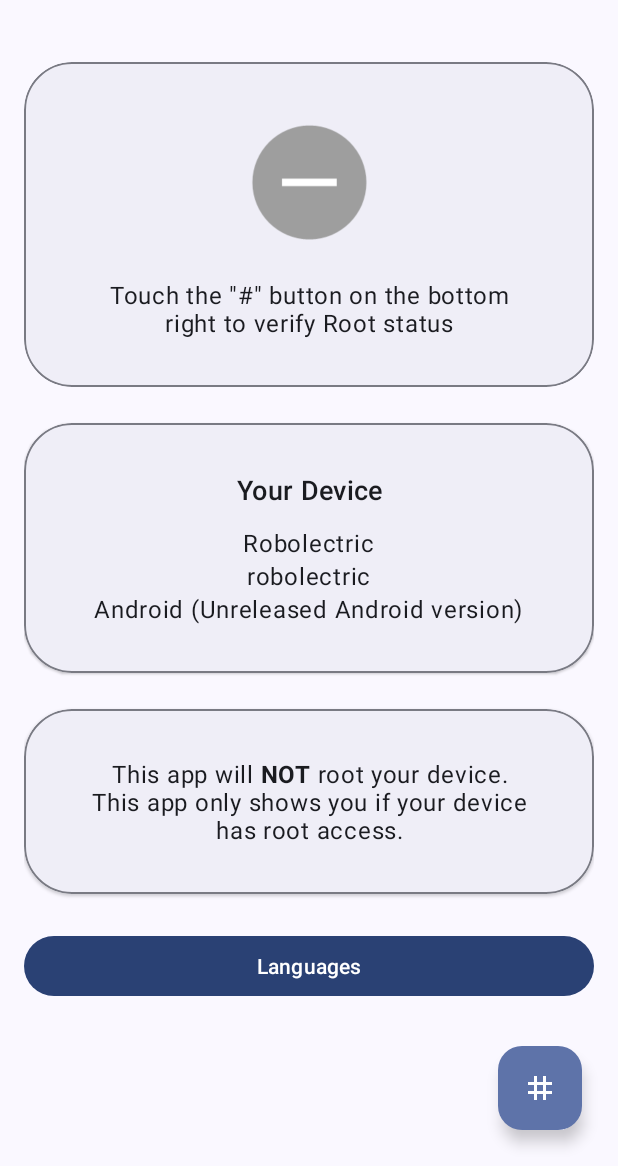
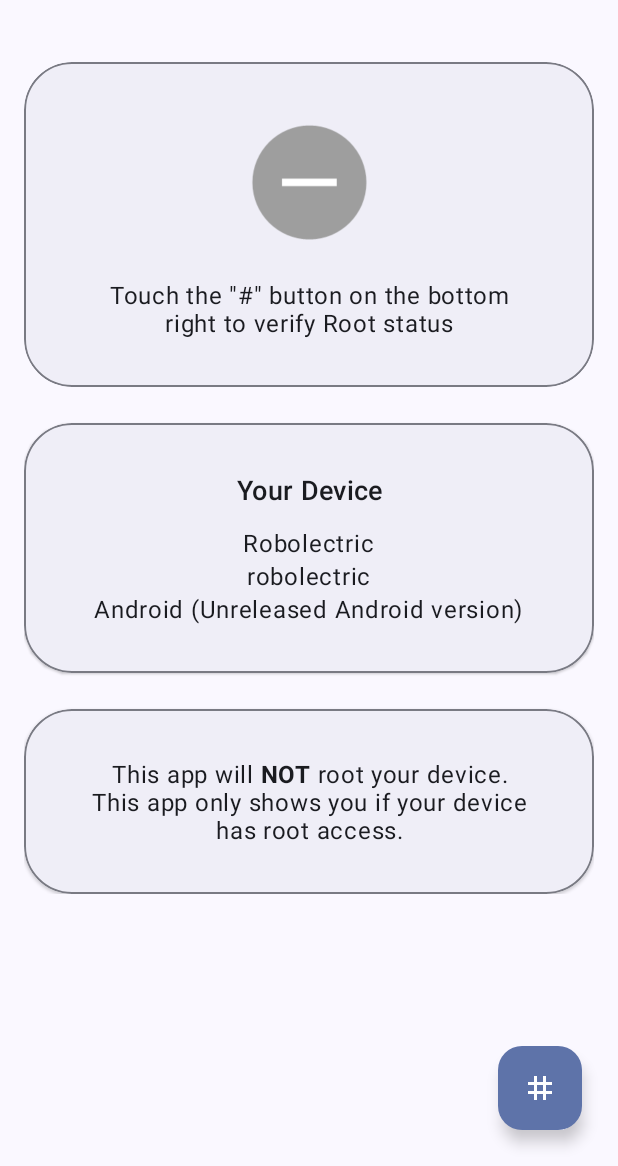
Before and after one commit to iboalali/Basic-Root-Checker, an Android app: the screen it shows after launch (MainActivity), on a phone screen of 412 x 824 dp, the part 70-1236 px from its top. Run offline under Robolectric (Android 15) with nearby library versions, the phone set to English and light mode, and no system bars; our stand-ins replace data binding; libraries missing offline, so code that uses them is left out: com.topjohnwu.superuser.

Commit message:
remove languages button

```diff
--- a/app/src/main/java/com/iboalali/basicrootchecker/MainActivity.java
+++ b/app/src/main/java/com/iboalali/basicrootchecker/MainActivity.java
@@ -182,10 +182,6 @@
         binding.textViewAndroidVersion.setOnLongClickListener(copyContentLongClickListener);
         binding.textViewDeviceModelName.setOnLongClickListener(copyContentLongClickListener);
         binding.textViewDeviceMarketingName.setOnLongClickListener(copyContentLongClickListener);
-
-        binding.buttonLanguage.setOnClickListener(view -> {
-
-        });
     }
 
     @Override
--- a/app/src/main/res/layout/activity_main.xml
+++ b/app/src/main/res/layout/activity_main.xml
@@ -203,18 +203,6 @@
                         app:layout_constraintTop_toBottomOf="@id/text_view_android_version" />
 
                 </com.google.android.material.card.MaterialCardView>
-
-                <com.google.android.material.button.MaterialButton
-                    android:id="@+id/buttonLanguage"
-                    android:layout_width="0dp"
-                    android:layout_height="wrap_content"
-                    android:layout_marginTop="24dp"
-                    android:text="Languages"
-                    app:layout_constraintEnd_toEndOf="parent"
-                    app:layout_constraintStart_toStartOf="parent"
-                    app:layout_constraintTop_toBottomOf="@id/text_view_not_rooting_card"
-                    app:layout_constraintWidth_max="@dimen/max_width" />
-
             </androidx.constraintlayout.widget.ConstraintLayout>
         </androidx.core.widget.NestedScrollView>
 
@@ -224,7 +212,6 @@
             android:layout_height="wrap_content"
             android:layout_gravity="bottom|end"
             android:layout_marginEnd="@dimen/default_margin_one_and_half"
-            android:layout_marginRight="@dimen/default_margin_one_and_half"
             android:layout_marginBottom="@dimen/default_margin_one_and_half"
             android:contentDescription="@string/content_description_check_for_root"
             app:fabSize="auto"
```
